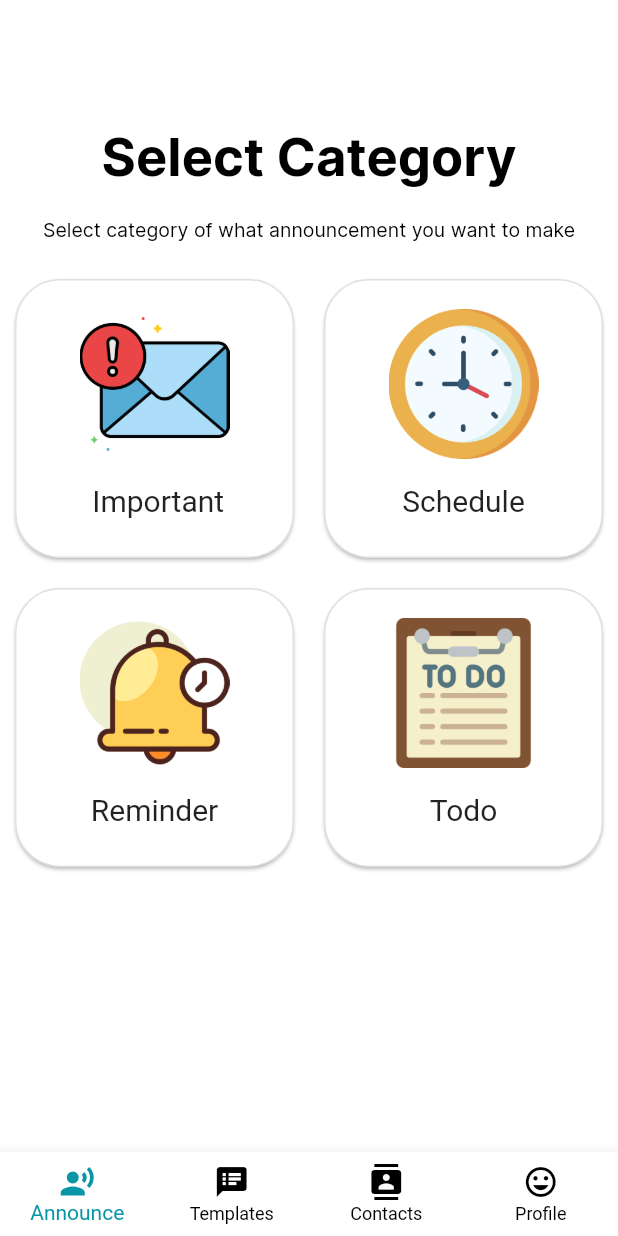
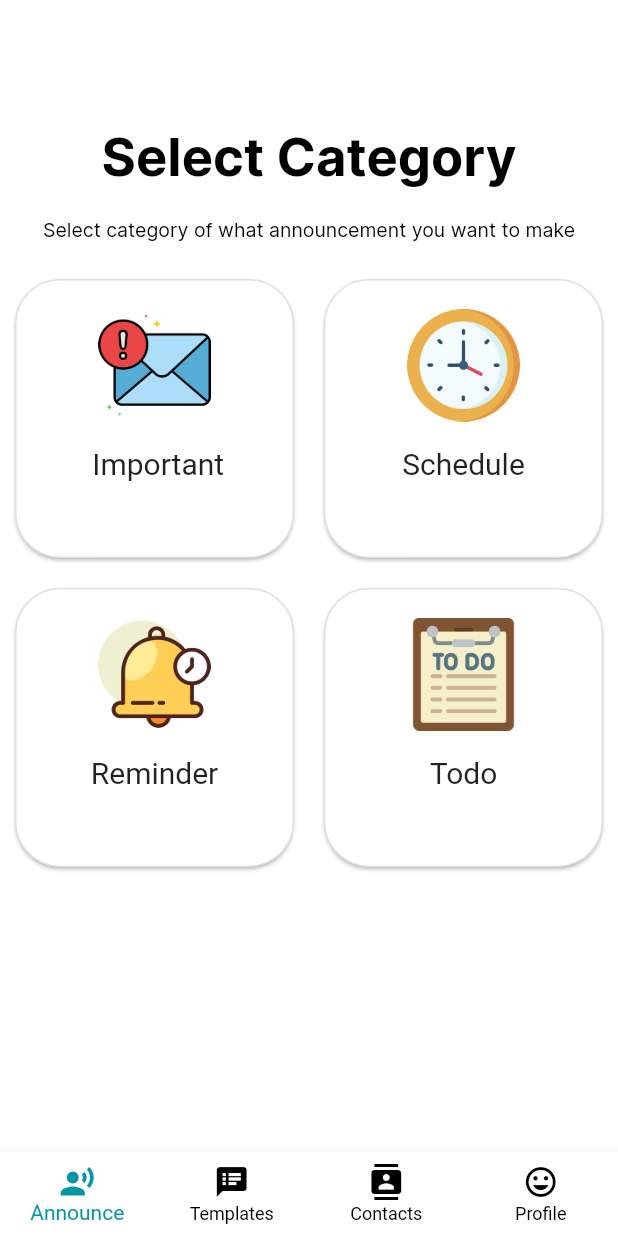
Before and after one commit to jomcas/Formateacher, a Flutter app: the screen it shows once a user with an empty profile is signed in, on a phone screen of 412 x 824 dp. Run offline on Flutter 3.47's test engine with Material 2 defaults, Android fonts, the phone set to English and light mode, and no system bars; our stand-ins replace cloud_firestore, firebase_auth, flutter_spinkit; missing offline and left inert: flutter_share, flutter_sms; accounts and stored records are empty.

```diff
--- a/lib/widgets/announce/announce.dart
+++ b/lib/widgets/announce/announce.dart
@@ -61,7 +61,7 @@ class Announce extends StatelessWidget {
                         SizedBox(height: 20),
                         Container(
                           padding: EdgeInsets.only(bottom: 100),
-                          height: 100,
+                          height: 75,
                           decoration: BoxDecoration(
                               image: DecorationImage(
                                   image: AssetImage("images/important.png"),
@@ -102,7 +102,7 @@ class Announce extends StatelessWidget {
                         SizedBox(height: 20),
                         Container(
                           padding: EdgeInsets.only(bottom: 100),
-                          height: 100,
+                          height: 75,
                           decoration: BoxDecoration(
                               image: DecorationImage(
                                   image: AssetImage("images/clock.png"),
@@ -143,7 +143,7 @@ class Announce extends StatelessWidget {
                         SizedBox(height: 20),
                         Container(
                           padding: EdgeInsets.only(bottom: 100),
-                          height: 100,
+                          height: 75,
                           decoration: BoxDecoration(
                               image: DecorationImage(
                                   image: AssetImage("images/reminder.png"),
@@ -182,7 +182,7 @@ class Announce extends StatelessWidget {
                         SizedBox(height: 20),
                         Container(
                           padding: EdgeInsets.only(bottom: 100),
-                          height: 100,
+                          height: 75,
                           decoration: BoxDecoration(
                               image: DecorationImage(
                                   image: AssetImage("images/todolist.png"),
--- a/lib/widgets/signIn.dart
+++ b/lib/widgets/signIn.dart
@@ -198,10 +198,10 @@ class Alertdialog extends StatelessWidget {
                     ),
                     Text(
                       'Wrong Email and/or Password',
-                      style: TextStyle(fontSize: 20),
+                      style: TextStyle(fontSize: 15),
                     ),
                     SizedBox(
-                      height: 20,
+                      height: 5,
                     ),
                     RaisedButton(
                       onPressed: () {
--- a/pubspec.yaml
+++ b/pubspec.yaml
@@ -22,6 +22,7 @@ dependencies:
   provider: ^3.1.0
   flutter_spinkit: "^4.1.2"
   flutter_share: ^1.0.5
+  flutter_sms: ^2.1.1
 
 dev_dependencies:
   flutter_test:
```
Also changed, not shown: lib/widgets/announce/preview.dart (+16 -4 lines), pubspec.lock.
